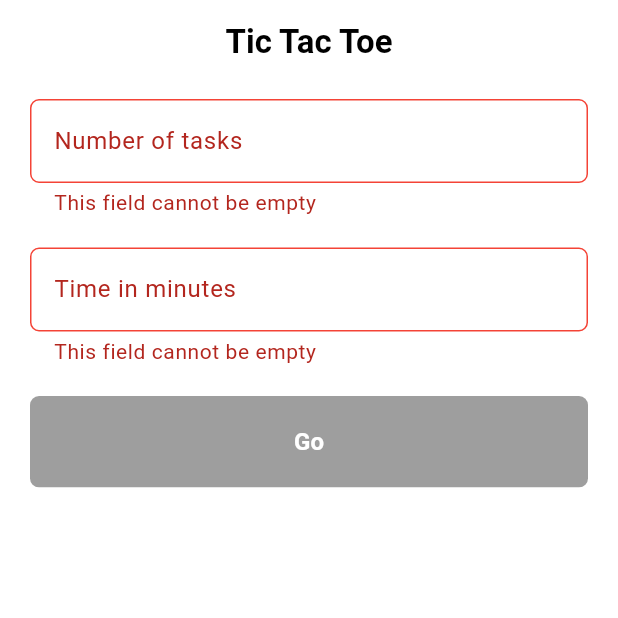
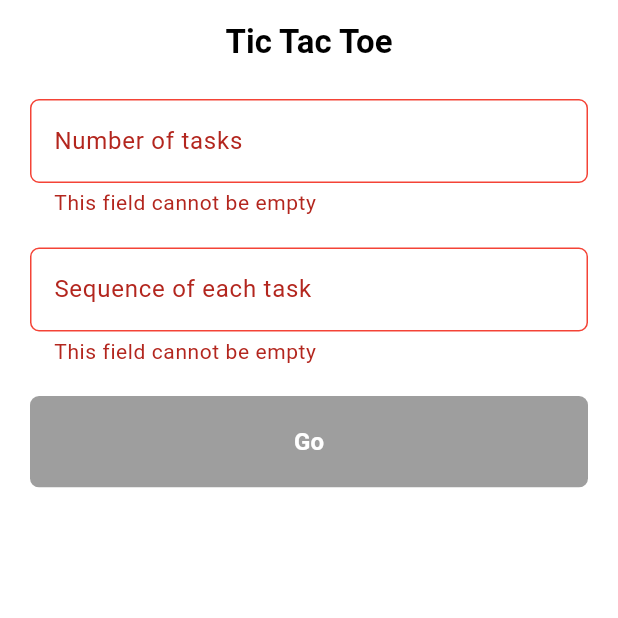
Before and after one commit to ahmedalnagdy18/x_o_game, a Flutter app: the screen it shows after launch, on a phone screen of 412 x 824 dp, the top half of it. Run offline on Flutter 3.47's test engine with Material 3 defaults, Android fonts, the light colour scheme and no system bars; our stand-ins replace bloc, flutter_bloc, get_it.

Commit message:
edit the name of add task

```diff
--- a/lib/presentation/pages/add_task_page.dart
+++ b/lib/presentation/pages/add_task_page.dart
@@ -44,11 +44,8 @@ class _AddTaskPageState extends State<AddTaskPage> {
   }
 
   void _startTimer(int minutes) {
-    _timer?.cancel(); // Cancel any existing timer
-    _timer = Timer(Duration(minutes: minutes), () {
-      // Timer expired logic here
-      // You can show a dialog, notification, or perform any other action
-    });
+    _timer?.cancel();
+    _timer = Timer(Duration(minutes: minutes), () {});
   }
 
   @override
@@ -73,8 +70,8 @@ class _AddTaskPageState extends State<AddTaskPage> {
                 ),
                 const SizedBox(height: 20),
                 TextFieldWidget(
-                  label: const Text('Time in minutes'),
-                  hintText: 'Time in minutes',
+                  label: const Text('Sequence of each task'),
+                  hintText: 'Sequence of each task',
                   keyboardType: TextInputType.number,
                   mycontroller: _sequenceOfTasks,
                 ),
```
